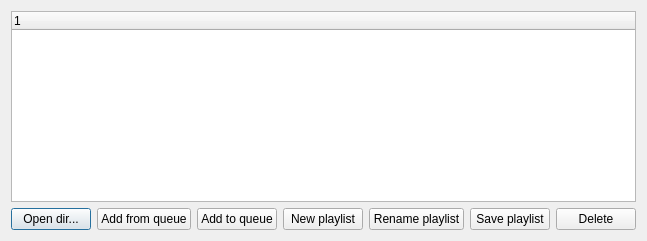
First picture: the form in app/src/libraryformdialog.ui, repository ailchuk/uamp, before the edit.
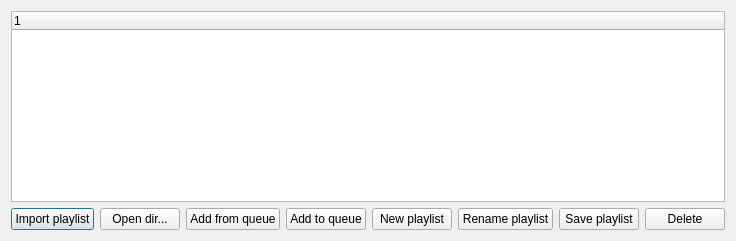
Second picture: the form after the edit.

Commit message: added other funcs for playlists

```diff
--- a/app/src/libraryformdialog.ui
+++ b/app/src/libraryformdialog.ui
@@ -6,7 +6,7 @@
    <rect>
     <x>0</x>
     <y>0</y>
-    <width>626</width>
+    <width>673</width>
     <height>241</height>
    </rect>
   </property>
@@ -30,6 +30,13 @@
      </item>
      <item>
       <layout class="QHBoxLayout" name="horizontalLayout">
+       <item>
+        <widget class="QPushButton" name="pushButtonImportPlaylist">
+         <property name="text">
+          <string>Import playlist</string>
+         </property>
+        </widget>
+       </item>
        <item>
         <widget class="QPushButton" name="pushButtonOpenDir">
          <property name="text">
```
The commit also changes 4 other files.
